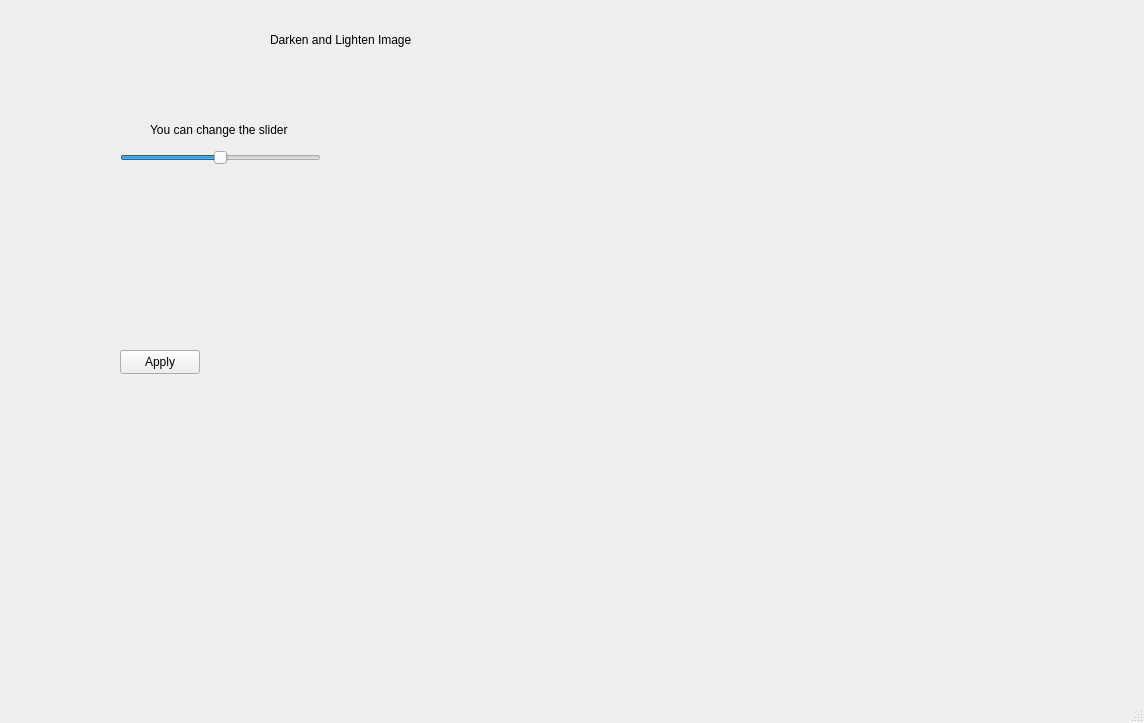
Ezay06/Qt_Filter, file mainwindow.ui: the form before one commit.
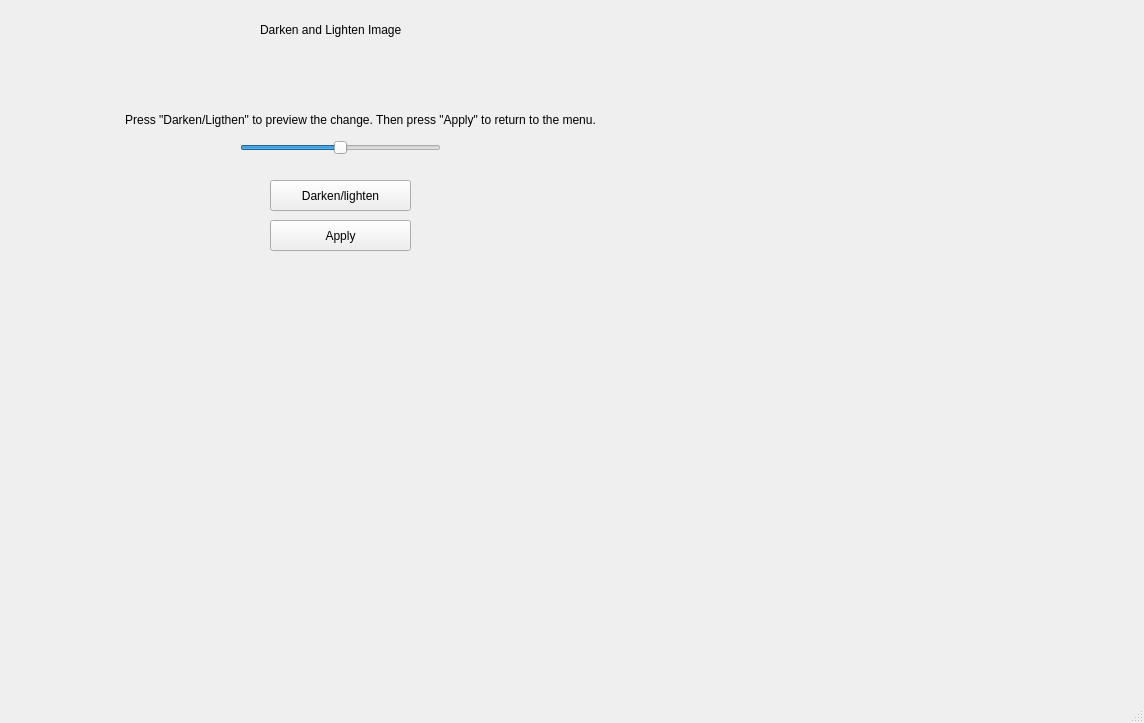
The form after the commit. The open tabs and pages were chosen to show the change.

Commit message: adjusted crop, resize, and brightness filter and fixed issue with detect edge filter

What changed in the file:
```diff
--- a/mainwindow.ui
+++ b/mainwindow.ui
@@ -949,8 +949,8 @@
      <widget class="QLabel" name="l_lightDark">
       <property name="geometry">
        <rect>
-        <x>270</x>
-        <y>30</y>
+        <x>260</x>
+        <y>20</y>
         <width>181</width>
         <height>20</height>
        </rect>
@@ -962,8 +962,8 @@
      <widget class="QSlider" name="horiSlider_L_D">
       <property name="geometry">
        <rect>
-        <x>120</x>
-        <y>150</y>
+        <x>240</x>
+        <y>140</y>
         <width>201</width>
         <height>16</height>
        </rect>
@@ -981,7 +981,7 @@
      <widget class="QLabel" name="lab_HoriSlider_L_D">
       <property name="geometry">
        <rect>
-        <x>330</x>
+        <x>320</x>
         <y>150</y>
         <width>41</width>
         <height>16</height>
@@ -994,23 +994,39 @@
      <widget class="QLabel" name="label_4">
       <property name="geometry">
        <rect>
-        <x>150</x>
-        <y>120</y>
-        <width>171</width>
+        <x>40</x>
+        <y>110</y>
+        <width>641</width>
         <height>20</height>
        </rect>
       </property>
       <property name="text">
-       <string>You can change the slider</string>
+       <string>Press &quot;Darken/Ligthen&quot; to preview the change. Then press &quot;Apply&quot; to return to the menu.</string>
+      </property>
+      <property name="alignment">
+       <set>Qt::AlignCenter</set>
       </property>
      </widget>
      <widget class="QPushButton" name="apply_LD_Button">
       <property name="geometry">
        <rect>
-        <x>120</x>
-        <y>350</y>
-        <width>80</width>
-        <height>24</height>
+        <x>270</x>
+        <y>180</y>
+        <width>141</width>
+        <height>31</height>
+       </rect>
+      </property>
+      <property name="text">
+       <string>Darken/lighten</string>
+      </property>
+     </widget>
+     <widget class="QPushButton" name="brightness_apply">
+      <property name="geometry">
+       <rect>
+        <x>270</x>
+        <y>220</y>
+        <width>141</width>
+        <height>31</height>
        </rect>
       </property>
       <property name="text">
```
Left out of the diff: 30 changed lines with no effect on the pictures. The commit also changes 3 other files.
